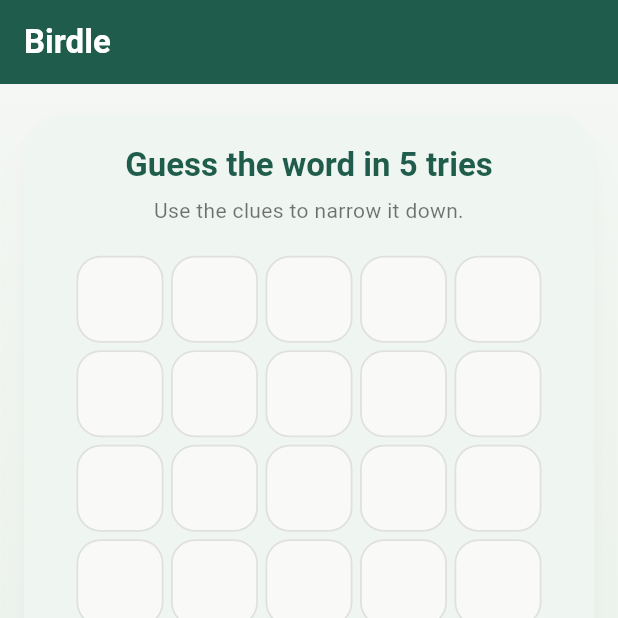
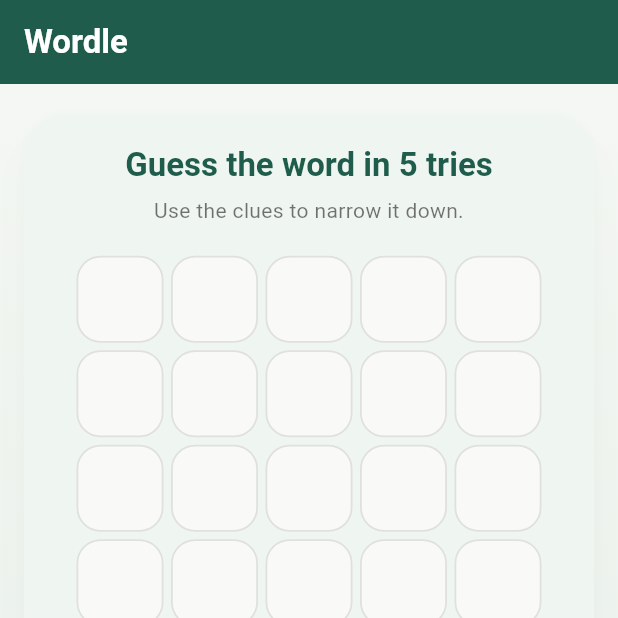
Before and after one commit to daviddc5/wordleWithFlutter, a Flutter app: the screen it shows after launch, on a phone screen of 412 x 824 dp, the top half of it. Run offline on Flutter 3.47's test engine with Material 3 defaults, Android fonts, the phone set to English and light mode, and no system bars.

Commit message:
Rename app title from 'Birdle' to 'Wordle'

```diff
--- a/birdle/lib/main.dart
+++ b/birdle/lib/main.dart
@@ -29,7 +29,7 @@ class MainApp extends StatelessWidget {
           title: const Align(
             alignment: Alignment.centerLeft,
             child: Text(
-              'Birdle',
+              'Wordle',
               style: TextStyle(fontWeight: FontWeight.w700),
             ),
           ),
```
Also changed, not shown: 2 other files.
